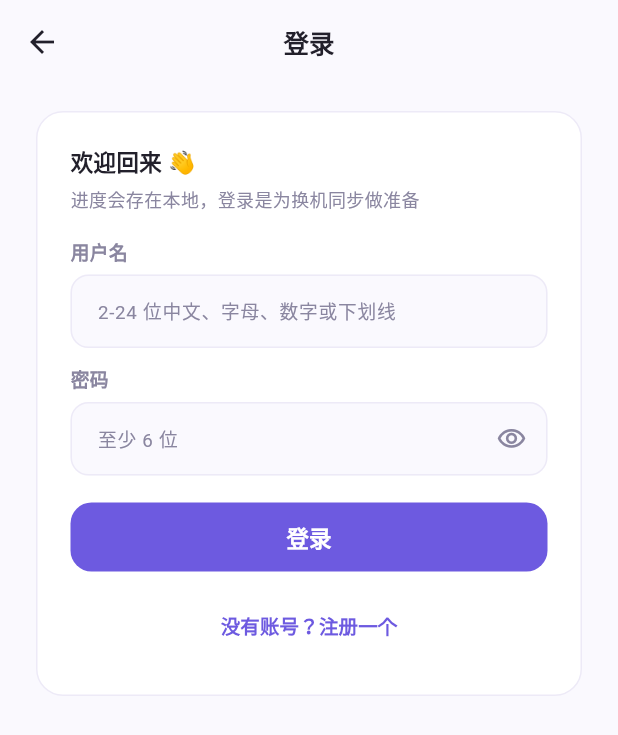
After one commit to lightonthekey/app_worddeer, a Flutter app: the screen it shows after launch, item 4 of the bottom bar chosen, after a tap on "登录 / 注册", on a phone screen of 412 x 824 dp. The commit adds this screen. Shown: the top 735 px of the screen. Run offline on Flutter 3.47's test engine with Material 3 defaults, Android fonts, the phone set to English and light mode, and no system bars; our stand-ins replace audioplayers, shared_preferences; accounts and stored records are empty; network calls fail.

Commit message:
feat: 账号体系接入（登录/注册页 + 我的页账号卡）
- 新增 lib/auth.dart：登录/注册/登出/会话恢复，token 持久化到 SharedPreferences，
  401 自动清登录态；所有网络异常转成用户可读文案
- 新增 lib/backend.dart：后台地址单点定义（内容同步与登录共用），
  保留测试重定向开关
- 新增 pages/login.dart：登录/注册二合一页，密码可见切换、按钮 loading、
  后台错误文案原样展示
- me.dart：顶部账号卡（未登录显示登录入口，已登录显示昵称+退出登录，退出有确认）
- main.dart：启动时后台恢复会话，不阻塞首屏
- 测试：test/auth_test.dart 8 个用例（真实 HTTP + mock 后台），
  覆盖登录/注册/重名/恢复/失效清理/登出/断网；关键坑：flutter_test 会劫持
  HttpClient 成 400，需 HttpOverrides.global = null 且用 tester.runAsync

```diff
--- /dev/null
+++ b/lib/auth.dart
@@ -0,0 +1,196 @@
+import 'dart:async';
+import 'dart:convert';
+import 'dart:io';
+
+import 'package:flutter/foundation.dart';
+import 'package:shared_preferences/shared_preferences.dart';
+
+import 'backend.dart';
+
+/// 账号体系：用户名+密码登录，token 持久化，退出可撤销。
+///
+/// 与内容同步同一个原则：启动时的会话恢复放在后台做，失败静默降级为未登录，
+/// App 功能不依赖登录也能用（学习进度本地保存，登录是为后面的云同步做准备）。
+class Auth {
+  Auth._();
+  static final Auth I = Auth._();
+
+  /// 当前登录用户；null = 未登录
+  UserInfo? user;
+
+  /// token 持久化在本地；请求失败过期的会在下次 me 校验时清掉
+  String _token = '';
+
+  /// 通知 UI 刷新（登录/登出后）
+  final _changes = StreamController<UserInfo?>.broadcast();
+  Stream<UserInfo?> get changes => _changes.stream;
+
+  bool get loggedIn => user != null && _token.isNotEmpty;
+
+  static const _kTokenKey = 'auth_token';
+  static const _kUserKey = 'auth_user_json';
+
+  /// 启动时恢复会话：本地有 token 就向后台校验一次，失效则清掉。
+  /// 不阻塞首屏、不抛异常。
+  Future<void> restore() async {
+    try {
+      final prefs = await SharedPreferences.getInstance();
+      _token = prefs.getString(_kTokenKey) ?? '';
+      final cached = prefs.getString(_kUserKey);
+      if (cached != null) {
+        user = UserInfo.fromJson(jsonDecode(cached) as Map<String, dynamic>);
+      }
+      if (_token.isEmpty) return;
+      Map<String, dynamic>? data;
+      try {
+        data = await _get('/api/v1/worddeer/auth/me');
+      } on AuthException {
+        // token 过期/被撤销：清掉本地登录态，让 UI 回到未登录
+        await _clear(prefs);
+        return;
+      }
+      if (data == null) {
+        await _clear(prefs);
+        return;
+      }
+      final u = UserInfo.fromJson(data);
+      user = u;
+      await prefs.setString(_kUserKey, jsonEncode(u.toJson()));
+      _changes.add(u);
+      debugPrint('[auth] 会话已恢复：${u.username}');
+    } catch (e) {
+      debugPrint('[auth] 会话恢复跳过：$e');
+    }
+  }
+
+  /// 登录。失败抛 [AuthException]，UI 捕获后展示 message。
+  Future<void> login(String username, String password) async {
+    final r = await _post('/api/v1/worddeer/auth/login',
+        {'username': username, 'password': password});
+    await _saveSession(r);
+  }
+
+  /// 注册（注册成功即登录）。失败抛 [AuthException]。
+  Future<void> register(String username, String password, String nickname) async {
+    final r = await _post('/api/v1/worddeer/auth/register', {
+      'username': username,
+      'password': password,
+      if (nickname.isNotEmpty) 'nickname': nickname,
+    });
+    await _saveSession(r);
+  }
+
+  /// 退出登录：后台撤销 token，本地清登录态。后台不可达也照样清本地。
+  Future<void> logout() async {
+    try {
+      await _post('/api/v1/worddeer/auth/logout', {});
+    } catch (_) {
+      // 撤销失败不阻塞本地登出，token 过期后服务端会自然失效
+    }
+    final prefs = await SharedPreferences.getInstance();
+    await _clear(prefs);
+    _changes.add(null);
+  }
+
+  /// 只清本地登录态，不调后台（离线登出 / 单测隔离用）
+  Future<void> resetLocal() async {
+    final prefs = await SharedPreferences.getInstance();
+    await _clear(prefs);
+  }
+
+  // ---------------------------------------------------------------- 内部
+
+  Future<void> _saveSession(Map<String, dynamic> data) async {
+    final prefs = await SharedPreferences.getInstance();
+    _token = data['token'] as String? ?? '';
+    user = UserInfo.fromJson((data['user'] as Map).cast<String, dynamic>());
+    await prefs.setString(_kTokenKey, _token);
+    await prefs.setString(_kUserKey, jsonEncode(user!.toJson()));
+    _changes.add(user);
+  }
+
+  Future<void> _clear(SharedPreferences prefs) async {
+    _token = '';
+    user = null;
+    await prefs.remove(_kTokenKey);
+    await prefs.remove(_kUserKey);
+  }
+
+  /// 统一 POST：解出后台 {code,data} 包裹；code!=0 抛 AuthException
+  Future<Map<String, dynamic>> _post(String path, Map<String, dynamic> body) async {
+    final raw = await _request('POST', path, jsonEncode(body));
+    return _unwrap(raw);
+  }
+
+  /// 统一 GET（带 token）
+  Future<Map<String, dynamic>?> _get(String path) async {
+    final raw = await _request('GET', path, null);
+    final data = _unwrap(raw);
+    return data.isEmpty ? null : data;
+  }
+
+  Future<String> _request(String method, String path, String? body) async {
+    final client = HttpClient()..connectionTimeout = const Duration(seconds: 6);
+    try {
+      final req = await client
+          .openUrl(method, Uri.parse('${backendBase()}$path'))
+          .timeout(const Duration(seconds: 8));
+      req.headers.contentType = ContentType.json;
+      if (_token.isNotEmpty) req.headers.set('Authorization', 'Bearer $_token');
+      if (body != null) req.write(body);
+      final resp = await req.close().timeout(const Duration(seconds: 10));
+      final text = await resp.transform(utf8.decoder).join().timeout(const Duration(seconds: 10));
+      if (resp.statusCode == 401) {
+        throw const AuthException('登录已过期，请重新登录');
+      }
+      if (resp.statusCode != 200) {
+        throw AuthException('服务异常（${resp.statusCode}），稍后再试');
+      }
+      return text;
+    } on SocketException {
+      throw const AuthException('连不上服务器，请检查网络');
+    } on TimeoutException {
+      throw const AuthException('请求超时，请稍后再试');
+    } finally {
+      client.close(force: true);
+    }
+  }
+
+  Map<String, dynamic> _unwrap(String raw) {
+    final data = jsonDecode(raw);
+    if (data is! Map || data['code'] != 0) {
+      throw AuthException((data is Map && data['message'] is String && (data['message'] as String).isNotEmpty)
+          ? data['message'] as String
+          : '操作失败，请稍后再试');
+    }
+    final d = data['data'];
+    return d == null ? <String, dynamic>{} : Map<String, dynamic>.from(d as Map);
+  }
+}
+
+/// 业务错误：message 直接给用户看
+class AuthException implements Exception {
+  final String message;
+  const AuthException(this.message);
+  @override
+  String toString() => message;
+}
+
+/// 用户信息（与后台 auth.User 对应）
+class UserInfo {
+  final int id;
+  final String username;
+  final String nickname;
+  final int role; // 1 免费 2 VIP 3 永久
+
+  const UserInfo({required this.id, required this.username, required this.nickname, this.role = 1});
+
+  factory UserInfo.fromJson(Map<String, dynamic> j) => UserInfo(
+        id: (j['id'] as num?)?.toInt() ?? 0,
+        username: j['username'] as String? ?? '',
+        nickname: j['nickname'] as String? ?? '',
+        role: (j['role'] as num?)?.toInt() ?? 1,
+      );
+
+  Map<String, dynamic> toJson() => {'id': id, 'username': username, 'nickname': nickname, 'role': role};
+}
--- /dev/null
+++ b/lib/backend.dart
@@ -0,0 +1,18 @@
+import 'dart:io';
+
+import 'package:flutter/foundation.dart';
+
+/// 测试重定向：单测里指向本地 mock 服务，生产代码不要动它
+String? debugBaseOverride;
+
+/// 后台服务地址。全 App 只此一处定义，登录与内容同步共用。
+/// 上线前把域名反代到 admin_platform 服务，改这里即可。
+/// Android 模拟器访问宿主机要用 10.0.2.2；真机调试时改成电脑的局域网 IP。
+String backendBase() {
+  if (debugBaseOverride != null) return debugBaseOverride!;
+  if (kReleaseMode) {
+    // TODO 上线前改为正式域名（https）
+    return 'https://tooldeer.com';
+  }
+  return Platform.isAndroid ? 'http://10.0.2.2:12445' : 'http://127.0.0.1:12445';
+}
--- a/lib/main.dart
+++ b/lib/main.dart
@@ -2,6 +2,7 @@ import 'dart:async';
 
 import 'package:flutter/material.dart';
 
+import 'auth.dart';
 import 'bank.dart';
 import 'content_sync.dart';
 import 'curriculum.dart';
@@ -18,14 +19,15 @@ void main() async {
   await Progress.I.load();
   await Curriculum.I.load();
   runApp(const EngApp());
-  // 内容检查放后台跑：不阻塞首屏。下载到新版词库后热替换，
-  // 正在进行的对局用的是旧数据，下一局生效。
+  // 内容检查与会话恢复都放后台跑：不阻塞首屏，失败静默降级。
+  // 下载到新版词库后热替换，正在进行的对局用的是旧数据，下一局生效。
   unawaited(ContentSync.I.sync().then((_) async {
     if (ContentSync.I.updated) {
       await WordBank.I.load();
       Curriculum.I.invalidateCache();
     }
   }));
+  unawaited(Auth.I.restore());
 }
 
 class EngApp extends StatelessWidget {
--- /dev/null
+++ b/lib/pages/login.dart
@@ -0,0 +1,221 @@
+import 'package:flutter/material.dart';
+
+import '../auth.dart';
+import '../ui.dart';
+
+/// 登录 / 注册二合一页。
+/// 返回 true 表示登录/注册成功（pop 传给上一个页面刷新状态）。
+class LoginPage extends StatefulWidget {
+  const LoginPage({super.key});
+
+  @override
+  State<LoginPage> createState() => _LoginPageState();
+}
+
+class _LoginPageState extends State<LoginPage> {
+  final _username = TextEditingController();
+  final _password = TextEditingController();
+  final _nickname = TextEditingController();
+  bool _isRegister = false; // false 登录 / true 注册
+  bool _busy = false;
+  bool _showPassword = false;
+  String? _error;
+
+  @override
+  void dispose() {
+    _username.dispose();
+    _password.dispose();
+    _nickname.dispose();
+    super.dispose();
+  }
+
+  Future<void> _submit() async {
+    final username = _username.text.trim();
+    final password = _password.text;
+    if (username.isEmpty || password.isEmpty) {
+      setState(() => _error = '请输入用户名和密码');
+      return;
+    }
+    setState(() {
+      _busy = true;
+      _error = null;
+    });
+    try {
+      if (_isRegister) {
+        await Auth.I.register(username, password, _nickname.text.trim());
+      } else {
+        await Auth.I.login(username, password);
+      }
+      if (mounted) Navigator.of(context).pop(true);
+    } on AuthException catch (e) {
+      setState(() {
+        _error = e.message;
+        _busy = false;
+      });
+    } catch (_) {
+      setState(() {
+        _error = '出错了，请稍后再试';
+        _busy = false;
+      });
+    }
+  }
+
+  @override
+  Widget build(BuildContext context) {
+    return Scaffold(
+      backgroundColor: kBg,
+      appBar: AppBar(
+        backgroundColor: kBg,
+        elevation: 0,
+        title: Text(_isRegister ? '注册账号' : '登录',
+            style: const TextStyle(fontSize: 17, fontWeight: FontWeight.w700, color: kInk)),
+        centerTitle: true,
+        iconTheme: const IconThemeData(color: kInk),
+      ),
+      body: SafeArea(
+        child: ListView(
+          padding: const EdgeInsets.fromLTRB(24, 18, 24, 24),
+          children: [
+            Container(
+              padding: const EdgeInsets.all(22),
+              decoration: BoxDecoration(
+                color: Colors.white,
+                borderRadius: BorderRadius.circular(18),
+                border: Border.all(color: kLine),
+              ),
+              child: Column(
+                crossAxisAlignment: CrossAxisAlignment.stretch,
+                children: [
+                  Text(
+                    _isRegister ? '创建账号，学习进度云端同步' : '欢迎回来 👋',
+                    style: const TextStyle(fontSize: 15, fontWeight: FontWeight.w600, color: kInk),
+                  ),
+                  const SizedBox(height: 4),
+                  const Text('进度会存在本地，登录是为换机同步做准备',
+                      style: TextStyle(fontSize: 12, color: kMuted)),
+                  const SizedBox(height: 18),
+                  _field(
+                    controller: _username,
+                    label: '用户名',
+                    hint: '2-24 位中文、字母、数字或下划线',
+                    inputAction: TextInputAction.next,
+                  ),
+                  if (_isRegister) ...[
+                    const SizedBox(height: 12),
+                    _field(
+                      controller: _nickname,
+                      label: '昵称（可选）',
+                      hint: '给别人看的名字',
+                      inputAction: TextInputAction.next,
+                    ),
+                  ],
+                  const SizedBox(height: 12),
+                  _passwordField(),
+                  if (_error != null) ...[
+                    const SizedBox(height: 10),
+                    Text(_error!, style: const TextStyle(fontSize: 12.5, color: kRed)),
+                  ],
+                  const SizedBox(height: 18),
+                  SizedBox(
+                    height: 46,
+                    child: FilledButton(
+                      style: FilledButton.styleFrom(
+                        backgroundColor: kPrimary,
+                        foregroundColor: Colors.white,
+                        shape: RoundedRectangleBorder(borderRadius: BorderRadius.circular(14)),
+                      ),
+                      onPressed: _busy ? null : _submit,
+                      child: _busy
+                          ? const SizedBox(
+                              width: 20, height: 20,
+                              child: CircularProgressIndicator(strokeWidth: 2, color: Colors.white))
+                          : Text(_isRegister ? '注册并登录' : '登录',
+                              style: const TextStyle(fontSize: 15, fontWeight: FontWeight.w700)),
+                    ),
+                  ),
+                  const SizedBox(height: 12),
+                  TextButton(
+                    onPressed: _busy ? null : () {
+                      setState(() {
+                        _isRegister = !_isRegister;
+                        _error = null;
+                      });
+                    },
+                    child: Text(
+                      _isRegister ? '已有账号？去登录' : '没有账号？注册一个',
+                      style: const TextStyle(fontSize: 13, color: kPrimary, fontWeight: FontWeight.w600),
+                    ),
+                  ),
+                ],
+              ),
+            ),
+          ],
+        ),
+      ),
+    );
+  }
+
+  Widget _field({
+    required TextEditingController controller,
+    required String label,
+    required String hint,
+    TextInputAction? inputAction,
+  }) {
+    return Column(
+      crossAxisAlignment: CrossAxisAlignment.start,
+      children: [
+        Text(label, style: const TextStyle(fontSize: 12.5, fontWeight: FontWeight.w600, color: kMuted)),
+        const SizedBox(height: 6),
+        TextField(
+          controller: controller,
+          textInputAction: inputAction,
+          style: const TextStyle(fontSize: 15, color: kInk),
+          decoration: _deco(hint),
+        ),
+      ],
+    );
+  }
+
+  Widget _passwordField() {
+    return Column(
+      crossAxisAlignment: CrossAxisAlignment.start,
+      children: [
+        const Text('密码', style: TextStyle(fontSize: 12.5, fontWeight: FontWeight.w600, color: kMuted)),
+        const SizedBox(height: 6),
+        TextField(
+          controller: _password,
+          obscureText: !_showPassword,
+          onSubmitted: (_) => _submit(),
+          style: const TextStyle(fontSize: 15, color: kInk),
+          decoration: _deco('至少 6 位').copyWith(
+            suffixIcon: IconButton(
+              onPressed: () => setState(() => _showPassword = !_showPassword),
+              icon: Icon(_showPassword ? Icons.visibility_off_outlined : Icons.visibility_outlined,
+                  size: 20, color: kMuted),
+            ),
+          ),
+        ),
+      ],
+    );
+  }
+
+  InputDecoration _deco(String hint) => InputDecoration(
+        hintText: hint,
+        hintStyle: const TextStyle(fontSize: 12.5, color: kMuted),
+        filled: true,
+        fillColor: kBg,
+        contentPadding: const EdgeInsets.symmetric(horizontal: 14, vertical: 13),
+        border: OutlineInputBorder(
+          borderRadius: BorderRadius.circular(12),
+          borderSide: const BorderSide(color: kLine),
+        ),
+        enabledBorder: OutlineInputBorder(
+          borderRadius: BorderRadius.circular(12),
+          borderSide: const BorderSide(color: kLine),
+        ),
+        focusedBorder: OutlineInputBorder(
+          borderRadius: BorderRadius.circular(12),
+          borderSide: const BorderSide(color: kPrimary, width: 1.4),
+        ),
+      );
+}
--- a/lib/pages/me.dart
+++ b/lib/pages/me.dart
@@ -1,8 +1,10 @@
 import 'package:flutter/material.dart';
 
 import '../audio.dart';
+import '../auth.dart';
 import '../progress.dart';
 import '../ui.dart';
+import 'login.dart';
 
 class MePage extends StatefulWidget {
   const MePage({super.key});
@@ -23,6 +25,7 @@ class _MePageState extends State<MePage> {
               style: TextStyle(
                   fontSize: 21, fontWeight: FontWeight.w700, color: kInk)),
           const SizedBox(height: 18),
+          _accountCard(),
           Container(
             padding: const EdgeInsets.symmetric(vertical: 22),
             decoration: BoxDecoration(
@@ -105,6 +108,101 @@ class _MePageState extends State<MePage> {
           const Center(
             child: Text('词鹿英语 v0.1 · MVP',
                 style: TextStyle(fontSize: 11, color: Color(0xFFC4C0D6))),
+          ),
+        ],
+      ),
+    );
+  }
+
+  /// 账号卡：未登录显示登录入口，已登录显示昵称与退出按钮
+  Widget _accountCard() {
+    final u = Auth.I.user;
+    return Container(
+      padding: const EdgeInsets.symmetric(horizontal: 16, vertical: 14),
+      decoration: BoxDecoration(
+        color: Colors.white,
+        borderRadius: BorderRadius.circular(18),
+        border: Border.all(color: kLine),
+      ),
+      child: Row(
+        children: [
+          CircleAvatar(
+            radius: 21,
+            backgroundColor: kPrimary50,
+            child: Text(
+              u == null ? '👤' : u.nickname.characters.first.toUpperCase(),
+              style: const TextStyle(fontSize: 16, color: kPrimary),
+            ),
+          ),
+          const SizedBox(width: 12),
+          Expanded(
+            child: u == null
+                ? Column(
+                    crossAxisAlignment: CrossAxisAlignment.start,
+                    children: [
+                      const Text('未登录',
+                          style: TextStyle(
+                              fontSize: 15, fontWeight: FontWeight.w700, color: kInk)),
+                      const SizedBox(height: 2),
+                      const Text('登录后学习进度换机不丢',
+                          style: TextStyle(fontSize: 12, color: kMuted)),
+                    ],
+                  )
+                : Column(
+                    crossAxisAlignment: CrossAxisAlignment.start,
+                    children: [
+                      Text(u.nickname,
+                          style: const TextStyle(
+                              fontSize: 15, fontWeight: FontWeight.w700, color: kInk)),
+                      const SizedBox(height: 2),
+                      Text('@${u.username}',
+                          style: const TextStyle(fontSize: 12, color: kMuted)),
+                    ],
+                  ),
+          ),
+          TextButton(
+            onPressed: u == null ? _openLogin : _confirmLogout,
+            child: Text(
+              u == null ? '登录 / 注册' : '退出登录',
+              style: TextStyle(
+                  fontSize: 13,
+                  fontWeight: FontWeight.w600,
+                  color: u == null ? kPrimary : kMuted),
+            ),
+          ),
+        ],
+      ),
+    );
+  }
+
+  Future<void> _openLogin() async {
+    final ok = await Navigator.of(context).push<bool>(
+      MaterialPageRoute(builder: (_) => const LoginPage()),
+    );
+    if (ok == true && mounted) setState(() {});
+  }
+
+  void _confirmLogout() {
+    showDialog(
+      context: context,
+      builder: (_) => AlertDialog(
+        shape: RoundedRectangleBorder(borderRadius: BorderRadius.circular(18)),
+        title: const Text('退出登录？', style: TextStyle(fontSize: 16)),
+        content: const Text('学习进度仍保存在本机，下次登录可以继续同步。',
+            style: TextStyle(fontSize: 13, color: kMuted)),
+        actions: [
+          TextButton(
+            onPressed: () => Navigator.pop(context),
+            child: const Text('取消', style: TextStyle(color: kMuted)),
+          ),
+          TextButton(
+            onPressed: () async {
+              final nav = Navigator.of(context);
+              await Auth.I.logout();
+              if (mounted) setState(() {});
+              nav.pop();
+            },
+            child: const Text('退出', style: TextStyle(color: kRed)),
           ),
         ],
       ),
```
Also changed, not shown: lib/content_sync.dart (+3 -11 lines), 1 other file.
